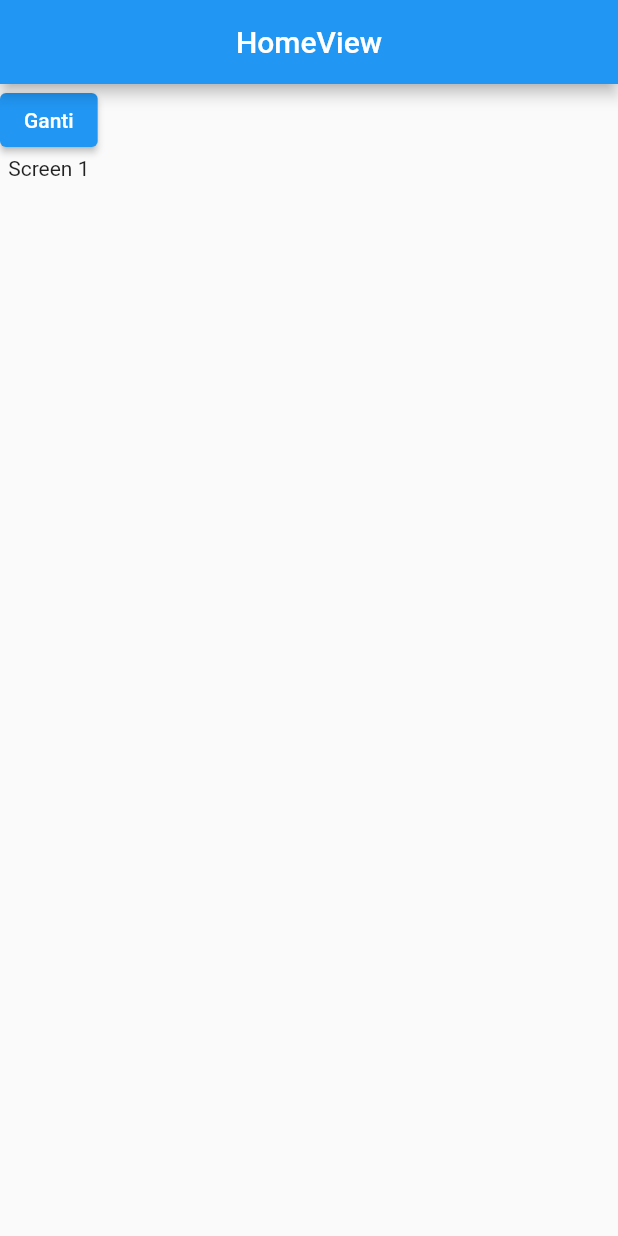
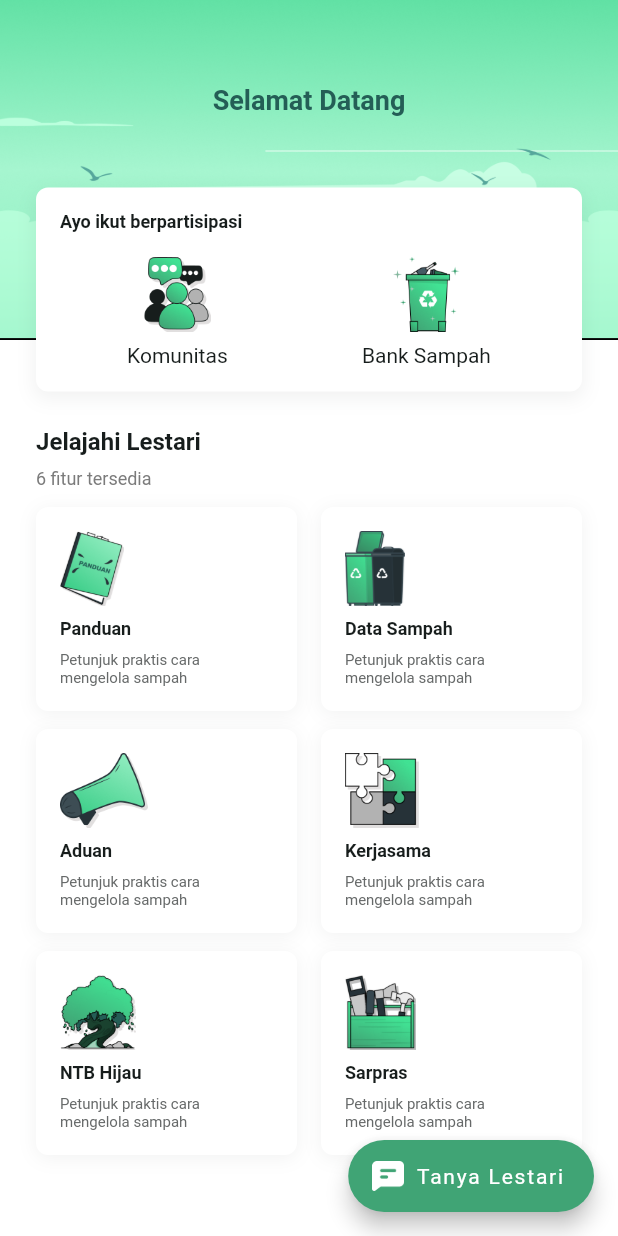
Before and after one commit to FahrendraKhoirul/lestari, a Flutter app: the screen it shows after launch, on a phone screen of 412 x 824 dp. Run offline on Flutter 3.47's test engine with Material 2 defaults, Android fonts, the phone set to English and light mode, and no system bars; our stand-ins replace flutter_animate, get.

Commit message:
Add Module Home

```diff
--- a/lib/app/modules/home/controllers/home_controller.dart
+++ b/lib/app/modules/home/controllers/home_controller.dart
@@ -4,7 +4,8 @@ class HomeController extends GetxController {
   //TODO: Implement HomeController
 
   final count = 0.obs;
-  var isPage = true.obs;
+
+  final activeIndex = 0.obs;
 
   @override
   void onInit() {
--- a/lib/app/modules/home/views/home_view.dart
+++ b/lib/app/modules/home/views/home_view.dart
@@ -1,29 +1,14 @@
 import 'package:flutter/material.dart';
-
 import 'package:get/get.dart';
-import 'package:lestari/app/modules/home/views/screen1.dart';
-import 'package:lestari/app/modules/home/views/screen2.dart';
-
-import '../controllers/home_controller.dart';
+import 'package:lestari/app/modules/home/controllers/home_controller.dart';
 
 class HomeView extends GetView<HomeController> {
-  const HomeView({Key? key}) : super(key: key);
+  const HomeView({super.key});
+
   @override
   Widget build(BuildContext context) {
-    return Scaffold(
-      appBar: AppBar(
-        title: const Text('HomeView'),
-        centerTitle: true,
-      ),
-      body: Obx(() => Column(
-            children: [
-              ElevatedButton(
-                  onPressed: () =>
-                      {controller.isPage.value = !controller.isPage.value},
-                  child: const Text("Ganti")),
-              controller.isPage.value ? const Screen1() : const Screen2()
-            ],
-          )),
+    return const Scaffold(
+      bottomNavigationBar: bottom,
     );
   }
 }
--- /dev/null
+++ b/lib/app/modules/home/views/homepage_view.dart
@@ -0,0 +1,116 @@
+import 'package:flutter/material.dart';
+import 'package:get/get.dart';
+import '../../../../constants.dart';
+import '../../../global_widgets/card_button_grid.dart';
+import '../../../global_widgets/card_home.dart';
+import '../controllers/home_controller.dart';
+
+class HomePageView extends GetView<HomeController> {
+  const HomePageView({Key? key}) : super(key: key);
+  @override
+  Widget build(BuildContext context) {
+    var widthScreen = MediaQuery.of(context).size.width;
+    var cardFeatureWidht =
+        (widthScreen - (paddingMedium * 2) - paddingSmall) / 2;
+
+    return Scaffold(
+        backgroundColor: white,
+        body: SingleChildScrollView(
+            child: Stack(alignment: Alignment.topCenter, children: [
+          Image.asset(
+            "assets/images/sky.png",
+            width: widthScreen,
+          ),
+          Padding(
+            padding: const EdgeInsets.all(paddingMedium),
+            child: Column(
+                mainAxisAlignment: MainAxisAlignment.start,
+                crossAxisAlignment: CrossAxisAlignment.center,
+                children: [
+                  Padding(
+                    padding: const EdgeInsets.only(
+                        top: paddingLarge * 1, bottom: paddingMedium * 2),
+                    child: Text("Selamat Datang",
+                        style: customTextStyle(
+                            size: 18,
+                            weight: FontWeight.w600,
+                            color: extraDarkGreen)),
+                  ),
+                  cardHome(),
+                  const SizedBox(height: paddingMedium),
+                  const Align(
+                      alignment: Alignment.centerLeft,
+                      child: Text("Jelajahi Lestari", style: title)),
+                  const SizedBox(height: paddingXXSmall),
+                  Align(
+                      alignment: Alignment.centerLeft,
+                      child: Text("6 fitur tersedia",
+                          style: customTextStyle(
+                              size: 12, color: grey, weight: FontWeight.w400))),
+                  const SizedBox(height: paddingXSmall),
+                  Row(
+                    mainAxisAlignment: MainAxisAlignment.spaceBetween,
+                    children: [
+                      cardButtonGrid(
+                          Image.asset("assets/icons/icon_panduan.png",
+                              height: 50),
+                          "Panduan",
+                          "Petunjuk praktis cara mengelola sampah",
+                          width: cardFeatureWidht),
+                      cardButtonGrid(
+                          Image.asset("assets/icons/icon_data_sampah.png",
+                              height: 50),
+                          "Data Sampah",
+                          "Petunjuk praktis cara mengelola sampah",
+                          width: cardFeatureWidht),
+                    ],
+                  ),
+                  const SizedBox(height: paddingXSmall),
+                  Row(
+                    mainAxisAlignment: MainAxisAlignment.spaceBetween,
+                    children: [
+                      cardButtonGrid(
+                          Image.asset("assets/icons/icon_aduan.png",
+                              height: 50),
+                          "Aduan",
+                          "Petunjuk praktis cara mengelola sampah",
+                          width: cardFeatureWidht),
+                      cardButtonGrid(
+                          Image.asset("assets/icons/icon_kerja_sama.png",
+                              height: 50),
+                          "Kerjasama",
+                          "Petunjuk praktis cara mengelola sampah",
+                          width: cardFeatureWidht),
+                    ],
+                  ),
+                  const SizedBox(height: paddingXSmall),
+                  Row(
+                    mainAxisAlignment: MainAxisAlignment.spaceBetween,
+                    children: [
+                      cardButtonGrid(
+                          Image.asset("assets/icons/icon_ntb_hijau.png",
+                              height: 50),
+                          "NTB Hijau",
+                          "Petunjuk praktis cara mengelola sampah",
+                          width: cardFeatureWidht),
+                      cardButtonGrid(
+                          Image.asset("assets/icons/icon_sarpras.png",
+                              height: 50),
+                          "Sarpras",
+                          "Petunjuk praktis cara mengelola sampah",
+                          width: cardFeatureWidht)
+                    ],
+                  ),
+                  const SizedBox(height: paddingLarge * 2)
+                ]),
+          ),
+        ])),
+        floatingActionButton: FloatingActionButton.extended(
+          onPressed: () {},
+          label: Text("Tanya Lestari",
+              style: customTextStyle(size: 14, color: white)),
+          icon: Image.asset("assets/icons/icon_tanya.png", height: 20),
+          backgroundColor: darkGreen,
+        ));
+  }
+}
--- a/lib/app/modules/home/views/screen1.dart
+++ /dev/null
@@ -1,10 +0,0 @@
-import 'package:flutter/material.dart';
-
-class Screen1 extends StatelessWidget {
-  const Screen1({super.key});
-
-  @override
-  Widget build(BuildContext context) {
-    return const Text("Screen 1");
-  }
-}
--- a/lib/app/modules/home/views/screen2.dart
+++ /dev/null
@@ -1,10 +0,0 @@
-import 'package:flutter/widgets.dart';
-
-class Screen2 extends StatelessWidget {
-  const Screen2({super.key});
-
-  @override
-  Widget build(BuildContext context) {
-    return const Text("Screen 2");
-  }
-}
--- a/lib/app/routes/app_pages.dart
+++ b/lib/app/routes/app_pages.dart
@@ -1,7 +1,7 @@
 import 'package:get/get.dart';
 
 import '../modules/home/bindings/home_binding.dart';
-import '../modules/home/views/home_view.dart';
+import '../modules/home/views/homepage_view.dart';
 
 part 'app_routes.dart';
 
@@ -13,8 +13,9 @@ class AppPages {
   static final routes = [
     GetPage(
       name: _Paths.HOME,
-      page: () => const HomeView(),
+      page: () => const HomePageView(),
       binding: HomeBinding(),
     ),
+
   ];
 }
--- a/lib/app/routes/app_routes.dart
+++ b/lib/app/routes/app_routes.dart
@@ -3,6 +3,7 @@ part of 'app_pages.dart';
 
 abstract class Routes {
   Routes._();
+  // static const HOME = _Paths.HOME;
   static const HOME = _Paths.HOME;
 }
 
--- a/lib/views/screens/home.dart
+++ b/lib/lama/screens/home.dart
@@ -1,7 +1,7 @@
 import 'package:flutter/material.dart';
 import 'package:lestari/constants.dart';
-import 'package:lestari/views/widgets/card_button_grid.dart';
-import 'package:lestari/views/widgets/card_home.dart';
+import '../../app/global_widgets/card_button_grid.dart';
+import '../../app/global_widgets/card_home.dart';
 
 class Home extends StatelessWidget {
   const Home({super.key});
--- a/lib/views/screens/landing.dart
+++ b/lib/lama/screens/landing.dart
@@ -1,7 +1,9 @@
 import 'package:flutter/material.dart';
 import 'package:lestari/constants.dart';
-import 'package:lestari/views/widgets/custom_buttons.dart';
-import 'package:lestari/views/widgets/landing_widgets.dart';
+
+import '../../app/global_widgets/custom_buttons.dart';
+import '../../app/global_widgets/landing_widgets.dart';
+
 
 class Landing extends StatelessWidget {
   const Landing({super.key});
@@ -45,7 +47,7 @@ class Landing extends StatelessWidget {
                 "Informasi lokasi tempat pembuangan sampah dan fasilitas pengolahan sampah lainnya"),
             landingListItem("assets/images/illus_agenda.png", "Agenda",
                 "Melacak jadwal kegiatan atau acara terkait pengelolaan sampah"),
-            Spacer(),
+            const Spacer(),
             Align(
               alignment: Alignment.bottomRight,
               child: Image.asset(
--- a/lib/main.dart
+++ b/lib/main.dart
@@ -7,7 +7,8 @@ import 'app/routes/app_pages.dart';
 void main() {
   runApp(
     GetMaterialApp(
-      title: "Application romi",
+      debugShowCheckedModeBanner: false,
+      title: "Lestari 2023",
       initialRoute: AppPages.INITIAL,
       getPages: AppPages.routes,
     ),
--- a/pubspec.yaml
+++ b/pubspec.yaml
@@ -8,6 +8,7 @@ environment:
 dependencies:
   flutter_animate: ^4.2.0
   get: 4.6.5
+  persistent_bottom_nav_bar_v2: 4.2.8
   flutter:
     sdk: flutter
 
```
Also changed, not shown: lib/app/modules/home/providers/berita_provider.dart (deleted), lib/app/modules/home/providers/local/berita.json (deleted), lib/app/modules/home/providers/repository/berita_repo.dart (deleted), lib/lama/screens/splash.dart (renamed from lib/views/screens/splash.dart), pubspec.lock.
